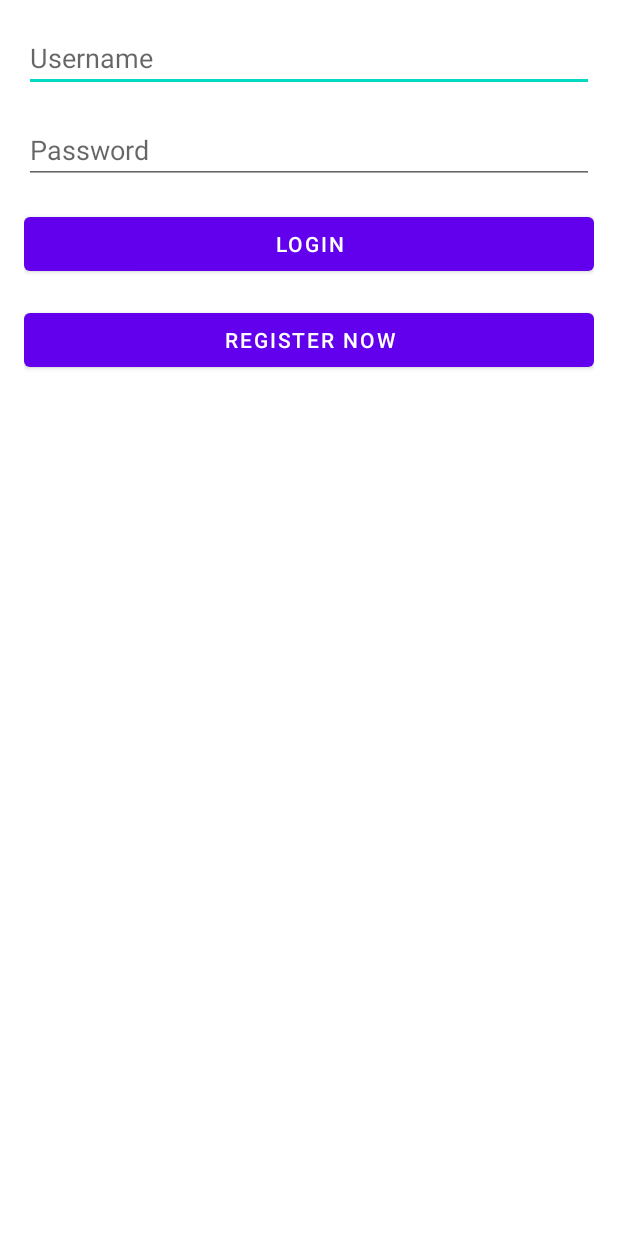
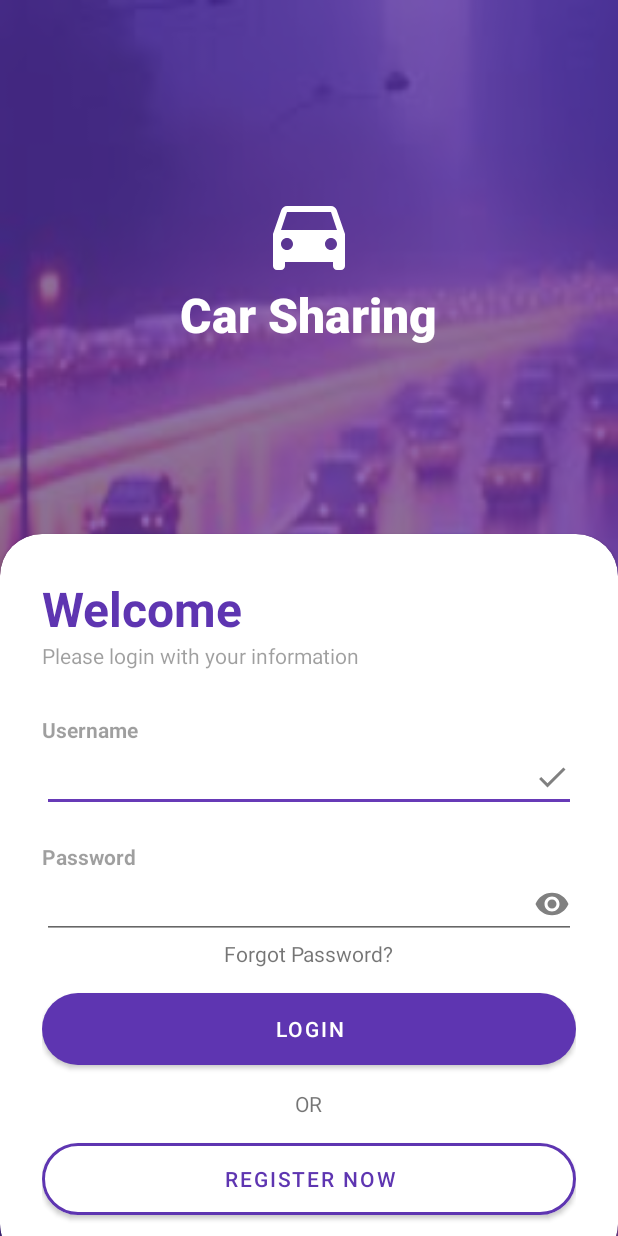
Before and after one commit to pravramidis/CarSharingFrontEnd, an Android app: the layout login_screen.xml on its own in the app's theme, with its tools: preview values and no code run, on a phone screen of 412 x 824 dp. Run offline under Robolectric (Android 15) with nearby library versions, the light colour scheme and no system bars.

Commit message:
Add Login screen

```diff
--- a/app/src/main/java/com/CharaProdromos/carsharing/ui/login/LoginActivity.java
+++ /dev/null
@@ -1,136 +0,0 @@
-package com.CharaProdromos.carsharing.ui.login;
-
-import android.app.Activity;
-
-import androidx.lifecycle.Observer;
-import androidx.lifecycle.ViewModelProvider;
-
-import android.os.Bundle;
-
-import androidx.annotation.Nullable;
-import androidx.annotation.StringRes;
-import androidx.appcompat.app.AppCompatActivity;
-
-import android.text.Editable;
-import android.text.TextWatcher;
-import android.view.KeyEvent;
-import android.view.View;
-import android.view.inputmethod.EditorInfo;
-import android.widget.Button;
-import android.widget.EditText;
-import android.widget.ProgressBar;
-import android.widget.TextView;
-import android.widget.Toast;
-
-import com.CharaProdromos.carsharing.R;
-import com.CharaProdromos.carsharing.ui.login.LoginViewModel;
-import com.CharaProdromos.carsharing.ui.login.LoginViewModelFactory;
-import com.CharaProdromos.carsharing.databinding.ActivityLoginBinding;
-
-public class LoginActivity extends AppCompatActivity {
-
-    private LoginViewModel loginViewModel;
-    private ActivityLoginBinding binding;
-
-    @Override
-    public void onCreate(Bundle savedInstanceState) {
-        super.onCreate(savedInstanceState);
-
-        binding = ActivityLoginBinding.inflate(getLayoutInflater());
-        setContentView(binding.getRoot());
-
-        loginViewModel = new ViewModelProvider(this, new LoginViewModelFactory())
-                .get(LoginViewModel.class);
-
-        final EditText usernameEditText = binding.username;
-        final EditText passwordEditText = binding.password;
-        final Button loginButton = binding.login;
-        final ProgressBar loadingProgressBar = binding.loading;
-
-        loginViewModel.getLoginFormState().observe(this, new Observer<LoginFormState>() {
-            @Override
-            public void onChanged(@Nullable LoginFormState loginFormState) {
-                if (loginFormState == null) {
-                    return;
-                }
-                loginButton.setEnabled(loginFormState.isDataValid());
-                if (loginFormState.getUsernameError() != null) {
-                    usernameEditText.setError(getString(loginFormState.getUsernameError()));
-                }
-                if (loginFormState.getPasswordError() != null) {
-                    passwordEditText.setError(getString(loginFormState.getPasswordError()));
-                }
-            }
-        });
-
-        loginViewModel.getLoginResult().observe(this, new Observer<LoginResult>() {
-            @Override
-            public void onChanged(@Nullable LoginResult loginResult) {
-                if (loginResult == null) {
-                    return;
-                }
-                loadingProgressBar.setVisibility(View.GONE);
-                if (loginResult.getError() != null) {
-                    showLoginFailed(loginResult.getError());
-                }
-                if (loginResult.getSuccess() != null) {
-                    updateUiWithUser(loginResult.getSuccess());
-                }
-                setResult(Activity.RESULT_OK);
-
-                //Complete and destroy login activity once successful
-                finish();
-            }
-        });
-
-        TextWatcher afterTextChangedListener = new TextWatcher() {
-            @Override
-            public void beforeTextChanged(CharSequence s, int start, int count, int after) {
-                // ignore
-            }
-
-            @Override
-            public void onTextChanged(CharSequence s, int start, int before, int count) {
-                // ignore
-            }
-
-            @Override
-            public void afterTextChanged(Editable s) {
-                loginViewModel.loginDataChanged(usernameEditText.getText().toString(),
-                        passwordEditText.getText().toString());
-            }
-        };
-        usernameEditText.addTextChangedListener(afterTextChangedListener);
-        passwordEditText.addTextChangedListener(afterTextChangedListener);
-        passwordEditText.setOnEditorActionListener(new TextView.OnEditorActionListener() {
-
-            @Override
-            public boolean onEditorAction(TextView v, int actionId, KeyEvent event) {
-                if (actionId == EditorInfo.IME_ACTION_DONE) {
-                    loginViewModel.login(usernameEditText.getText().toString(),
-                            passwordEditText.getText().toString());
-                }
-                return false;
-            }
-        });
-
-        loginButton.setOnClickListener(new View.OnClickListener() {
-            @Override
-            public void onClick(View v) {
-                loadingProgressBar.setVisibility(View.VISIBLE);
-                loginViewModel.login(usernameEditText.getText().toString(),
-                        passwordEditText.getText().toString());
-            }
-        });
-    }
-
-    private void updateUiWithUser(LoggedInUserView model) {
-        String welcome = getString(R.string.welcome) + model.getDisplayName();
-        // TODO : initiate successful logged in experience
-        Toast.makeText(getApplicationContext(), welcome, Toast.LENGTH_LONG).show();
-    }
-
-    private void showLoginFailed(@StringRes Integer errorString) {
-        Toast.makeText(getApplicationContext(), errorString, Toast.LENGTH_SHORT).show();
-    }
-}
--- /dev/null
+++ b/app/src/main/res/drawable/car_icon.xml
@@ -0,0 +1,5 @@
+<vector android:height="64dp" android:tint="#FFFFFF"
+    android:viewportHeight="24" android:viewportWidth="24"
+    android:width="64dp" xmlns:android="http://schemas.android.com/apk/res/android">
+    <path android:fillColor="@android:color/white" android:pathData="M18.92,6.01C18.72,5.42 18.16,5 17.5,5h-11c-0.66,0 -1.21,0.42 -1.42,1.01L3,12v8c0,0.55 0.45,1 1,1h1c0.55,0 1,-0.45 1,-1v-1h12v1c0,0.55 0.45,1 1,1h1c0.55,0 1,-0.45 1,-1v-8l-2.08,-5.99zM6.5,16c-0.83,0 -1.5,-0.67 -1.5,-1.5S5.67,13 6.5,13s1.5,0.67 1.5,1.5S7.33,16 6.5,16zM17.5,16c-0.83,0 -1.5,-0.67 -1.5,-1.5s0.67,-1.5 1.5,-1.5 1.5,0.67 1.5,1.5 -0.67,1.5 -1.5,1.5zM5,11l1.5,-4.5h11L19,11L5,11z"/>
+</vector>
--- /dev/null
+++ b/app/src/main/res/drawable/done_icon.xml
@@ -0,0 +1,5 @@
+<vector android:height="24dp" android:tint="#808080"
+    android:viewportHeight="24" android:viewportWidth="24"
+    android:width="24dp" xmlns:android="http://schemas.android.com/apk/res/android">
+    <path android:fillColor="@android:color/white" android:pathData="M9,16.2L4.8,12l-1.4,1.4L9,19 21,7l-1.4,-1.4L9,16.2z"/>
+</vector>
--- /dev/null
+++ b/app/src/main/res/drawable/password_icon.xml
@@ -0,0 +1,5 @@
+<vector android:height="24dp" android:tint="#808080"
+    android:viewportHeight="24" android:viewportWidth="24"
+    android:width="24dp" xmlns:android="http://schemas.android.com/apk/res/android">
+    <path android:fillColor="@android:color/white" android:pathData="M12,4.5C7,4.5 2.73,7.61 1,12c1.73,4.39 6,7.5 11,7.5s9.27,-3.11 11,-7.5c-1.73,-4.39 -6,-7.5 -11,-7.5zM12,17c-2.76,0 -5,-2.24 -5,-5s2.24,-5 5,-5 5,2.24 5,5 -2.24,5 -5,5zM12,9c-1.66,0 -3,1.34 -3,3s1.34,3 3,3 3,-1.34 3,-3 -1.34,-3 -3,-3z"/>
+</vector>
--- a/app/src/main/res/layout/login_screen.xml
+++ b/app/src/main/res/layout/login_screen.xml
@@ -1,44 +1,160 @@
 <?xml version="1.0" encoding="utf-8"?>
 <RelativeLayout xmlns:android="http://schemas.android.com/apk/res/android"
+    xmlns:app="http://schemas.android.com/apk/res-auto"
     xmlns:tools="http://schemas.android.com/tools"
     android:layout_width="match_parent"
     android:layout_height="match_parent"
-    android:paddingLeft="16dp"
-    android:paddingTop="16dp"
-    android:paddingRight="16dp"
-    android:paddingBottom="16dp"
+    android:background="@drawable/login_photo"
     tools:context=".MainActivity">
 
-    <EditText
-        android:id="@+id/editTextUsername"
+    <RelativeLayout
+        android:layout_width="match_parent"
+        android:layout_height="match_parent"
+        android:alpha="0.7"
+        android:background="@color/myPrimary" />
+
+    <LinearLayout
+        android:layout_width="match_parent"
+        android:layout_height="match_parent"
+        android:gravity="center"
+        android:orientation="vertical"
+        android:layout_above="@+id/card_view"
+        android:padding="28dp">
+
+        <ImageView
+            android:layout_width="wrap_content"
+            android:layout_height="wrap_content"
+            android:src="@drawable/car_icon" />
+
+        <TextView
+            android:layout_width="wrap_content"
+            android:layout_height="wrap_content"
+            android:fontFamily="sans-serif-medium"
+            android:text="Car Sharing"
+            android:textColor="@color/white"
+            android:textSize="32sp"
+            android:textStyle="bold" />
+
+
+    </LinearLayout>
+
+<androidx.cardview.widget.CardView
     android:layout_width="match_parent"
     android:layout_height="wrap_content"
-        android:hint="Username"
-        android:inputType="textPersonName"
-        android:layout_marginBottom="16dp"/>
+    android:layout_alignParentBottom="true"
+    app:cardCornerRadius="28dp"
+    android:layout_marginBottom="-20dp"
+    android:id="@+id/card_view"
+    >
+
+    <LinearLayout
+        android:layout_width="match_parent"
+        android:layout_height="wrap_content"
+        android:orientation="vertical"
+        android:padding="28dp">
+
+        <TextView
+            android:layout_width="wrap_content"
+            android:layout_height="wrap_content"
+            android:text="Welcome"
+            android:textColor="@color/myPrimary"
+            android:textSize="32sp"
+            android:textStyle="bold"/>
+
+        <TextView
+            android:layout_width="wrap_content"
+            android:layout_height="wrap_content"
+            android:text="Please login with your information"
+            android:alpha="0.7"/>
+
+        <View
+            android:layout_width="wrap_content"
+            android:layout_height="30dp"/>
+
+        <TextView
+            android:layout_width="wrap_content"
+            android:layout_height="wrap_content"
+            android:text="Username"
+            android:alpha="0.7"
+            android:textStyle="bold"/>
 
         <EditText
-        android:id="@+id/editTextPassword"
             android:layout_width="match_parent"
             android:layout_height="wrap_content"
-        android:hint="Password"
-        android:inputType="textPassword"
-        android:layout_below="@id/editTextUsername"
-        android:layout_marginBottom="16dp"/>
+            android:inputType="textPersonName"
+            android:drawableEnd="@drawable/done_icon"/>
 
-    <Button
-        android:id="@+id/buttonLogin"
+        <View
+            android:layout_width="wrap_content"
+            android:layout_height="20dp"/>
+
+        <TextView
+            android:layout_width="wrap_content"
+            android:layout_height="wrap_content"
+            android:text="Password"
+            android:alpha="0.7"
+            android:textStyle="bold"/>
+
+        <EditText
             android:layout_width="match_parent"
             android:layout_height="wrap_content"
+            android:inputType="textPassword"
+            android:drawableEnd="@drawable/password_icon"/>
+
+        <RelativeLayout
+            android:layout_width="match_parent"
+            android:layout_height="wrap_content">
+            <View
+                android:layout_width="wrap_content"
+                android:layout_height="20dp"/>
+            <TextView
+                android:layout_width="wrap_content"
+                android:layout_height="wrap_content"
+                android:text="Forgot Password?"
+                android:layout_centerInParent="true"
+                />
+        </RelativeLayout>
+
+        <View
+            android:layout_width="wrap_content"
+            android:layout_height="10dp"/>
+
+        <com.google.android.material.button.MaterialButton
+            android:layout_width="match_parent"
+            android:layout_height="60dp"
             android:text="Login"
-        android:layout_below="@id/editTextPassword"
-        android:layout_marginBottom="16dp"/>
+            app:cornerRadius="32dp"/>
 
-    <Button
-        android:id="@+id/buttonRegister"
+        <RelativeLayout
             android:layout_width="match_parent"
+            android:layout_height="wrap_content">
+            <View
+                android:layout_width="wrap_content"
+                android:layout_height="40dp"/>
+            <TextView
+                android:layout_width="wrap_content"
                 android:layout_height="wrap_content"
+                android:text="OR"
+                android:layout_centerInParent="true"
+                />
+        </RelativeLayout>
+
+        <com.google.android.material.button.MaterialButton
+            android:id="@+id/btnRegisterNow"
+            android:layout_width="match_parent"
+            android:layout_height="60dp"
             android:text="Register Now"
-        android:layout_below="@id/buttonLogin"/>
+            app:cornerRadius="32dp"
+            android:textColor="@color/myPrimary"
+            android:backgroundTint="@android:color/white"
+            app:strokeColor="@color/myPrimary"
+            app:strokeWidth="2dp"/>
+
+
+
+
+    </LinearLayout>
+
+</androidx.cardview.widget.CardView>
 
 </RelativeLayout>
--- a/app/src/main/res/values-night/themes.xml
+++ b/app/src/main/res/values-night/themes.xml
@@ -1,16 +1,16 @@
 <resources xmlns:tools="http://schemas.android.com/tools">
     <!-- Base application theme. -->
-    <style name="Theme.CarSharing" parent="Theme.MaterialComponents.DayNight.DarkActionBar">
+    <style name="Theme.CarSharing" parent="Theme.MaterialComponents.DayNight.NoActionBar">
         <!-- Primary brand color. -->
-        <item name="colorPrimary">@color/purple_200</item>
-        <item name="colorPrimaryVariant">@color/purple_700</item>
+        <item name="colorPrimary">@color/myPrimary</item>
+        <item name="colorPrimaryVariant">@color/myPrimary</item>
         <item name="colorOnPrimary">@color/black</item>
         <!-- Secondary brand color. -->
-        <item name="colorSecondary">@color/teal_200</item>
-        <item name="colorSecondaryVariant">@color/teal_200</item>
+        <item name="colorSecondary">@color/mySecondary</item>
+        <item name="colorSecondaryVariant">@color/mySecondary</item>
         <item name="colorOnSecondary">@color/black</item>
         <!-- Status bar color. -->
-        <item name="android:statusBarColor">?attr/colorPrimaryVariant</item>
+        <item name="android:statusBarColor">@color/myPrimary</item>
         <!-- Customize your theme here. -->
     </style>
 </resources>
--- a/app/src/main/res/values/colors.xml
+++ b/app/src/main/res/values/colors.xml
@@ -8,9 +8,8 @@
     <color name="black">#FF000000</color>
     <color name="white">#FFFFFFFF</color>
 
-    <color name="colorPrimary">#1F5BF3</color>
-    <color name="colorPrimaryDark">#0947E8</color>
-    <color name="colorAccent">#00A5FF</color>
+    <color name="myPrimary">#5E35B1</color>
+    <color name="mySecondary">#673AB7</color>
 
     <color name="whiteTextColor">#fff</color>
     <color name="primaryTextColor">#00a5ff</color>
--- a/app/src/main/res/values/themes.xml
+++ b/app/src/main/res/values/themes.xml
@@ -1,16 +1,16 @@
 <resources xmlns:tools="http://schemas.android.com/tools">
     <!-- Base application theme. -->
-    <style name="Theme.CarSharing" parent="Theme.MaterialComponents.DayNight.DarkActionBar">
+    <style name="Theme.CarSharing" parent="Theme.MaterialComponents.DayNight.NoActionBar">
         <!-- Primary brand color. -->
-        <item name="colorPrimary">@color/purple_500</item>
-        <item name="colorPrimaryVariant">@color/purple_700</item>
+        <item name="colorPrimary">@color/myPrimary</item>
+        <item name="colorPrimaryVariant">@color/myPrimary</item>
         <item name="colorOnPrimary">@color/white</item>
         <!-- Secondary brand color. -->
-        <item name="colorSecondary">@color/teal_200</item>
-        <item name="colorSecondaryVariant">@color/teal_700</item>
+        <item name="colorSecondary">@color/mySecondary</item>
+        <item name="colorSecondaryVariant">@color/mySecondary</item>
         <item name="colorOnSecondary">@color/black</item>
         <!-- Status bar color. -->
-        <item name="android:statusBarColor">?attr/colorPrimaryVariant</item>
+        <item name="android:statusBarColor">@color/myPrimary</item>
         <!-- Customize your theme here. -->
     </style>
 </resources>
```
Also changed, not shown: app/src/main/res/drawable-v24/login_photo.jpg (added). Lines whose indentation alone changed are shown as unchanged.
